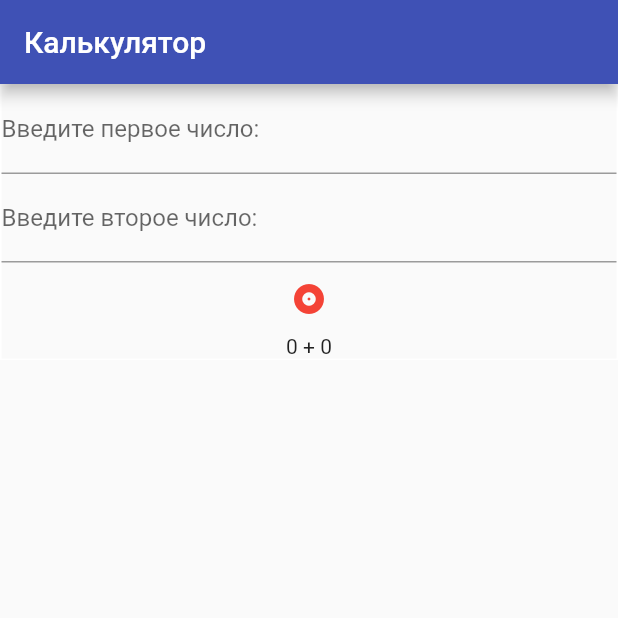
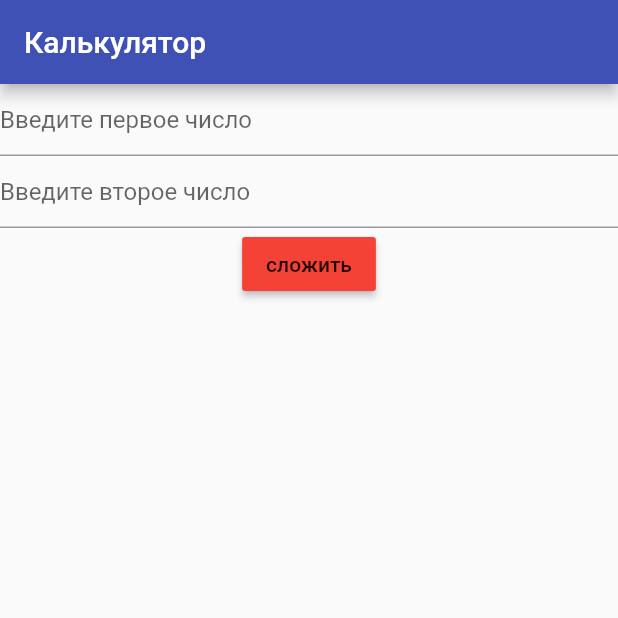
Before and after one commit to SetrakovAnton/FlutterStudy, a Flutter app: the screen it shows after launch, on a phone screen of 412 x 824 dp, the top half of it. Run offline on Flutter 3.47's test engine with Material 2 defaults, Android fonts, the phone set to English and light mode, and no system bars; Roboto replaces fonts that are missing (Georgia).

Commit message:
Добавил новый файл dart

```diff
--- a/lib/main.dart
+++ b/lib/main.dart
@@ -1,6 +1,5 @@
 import 'package:flutter/material.dart';
 import 'package:flutter/semantics.dart';
-import 'package:hello_world/pages/home_page.dart';
 
 void main() => runApp(MyApp());
 
@@ -19,7 +18,7 @@ class MyApp extends StatelessWidget {
         ),
         fontFamily: 'Georgia',
       ),
-      home: MainMenu(),
+      home: StateFul(),
     );
   }
 }
@@ -30,90 +29,58 @@ class StateFul extends StatefulWidget {
 }
 
 class Kalkulitor extends State<StateFul> {
+  String prov1;
+  String prov2;
+  var num1;
+  var num2;
+  var sum = 0;
   bool isTouched = false;
-  num num1 = 0;
-  num num2 = 0;
-  num sum = 0;
+
+  final TextEditingController num1Controller = TextEditingController();
+  final TextEditingController num2Controller = TextEditingController();
+
+  void sumButton({var numb1, var numb2}) {
+    setState(() {
+      this.num1 = int.parse(numb1);
+      this.num2 = int.parse(numb2);
+      sum = num1 + num2;
+      print(sum);
+    });
+  }
 
   @override
-  build(BuildContext context) {
-    return Center(
-      child: Container(
-        width: 500,
-        decoration: BoxDecoration(
-          border: Border.all(color: Colors.white),
-          //color: Colors.blue[200],
-        ),
-        child: Center(
+  Widget build(BuildContext context) {
+    return Scaffold(
+      appBar: AppBar(title: Text('Калькулятор')),
+      body: Center(
+        child: Container(
           child: Column(
             children: <Widget>[
+              TextField(
+                  controller: this.num1Controller,
+                  decoration:
+                      InputDecoration(hintText: 'Введите первое число')),
+              TextField(
+                  controller: this.num2Controller,
+                  decoration:
+                      InputDecoration(hintText: 'Введите второе число')),
               Container(
-                child: TextFormField(
-                    decoration:
-                        InputDecoration(labelText: 'Введите первое число:'),
-                    onSaved: (String value1) {
-                      num1 = int.parse(value1);
-                      sum += num1;
-                    }),
-              ),
-              Container(
-                child: TextFormField(
-                    decoration:
-                        InputDecoration(labelText: 'Введите второе число:'),
-                    onSaved: (String value2) {
-                      num2 = int.parse(value2);
-                      sum += num2;
-                    }),
-              ),
-              IconButton(
-                  color: Colors.red,
-                  icon:
-                      (isTouched ? Icon(Icons.add_circle) : Icon(Icons.album)),
-                  onPressed: playResult),
-              Text('$num1 + $num2'),
+                  child: RaisedButton(
+                      child: Text('сложить'),
+                      color: Colors.red,
+                      onPressed: () {
+                        sumButton(
+                          numb1: this.num1Controller.value,
+                          numb2: this.num2Controller.value,
+                        );
+                      })),
             ],
           ),
         ),
       ),
     );
   }
-
-  void playResult() {
-    setState(() {
-      if (isTouched) {
-        isTouched = false;
-      } else {
-        isTouched = true;
-        sum = num1 + num2;
-      }
-    });
-  }
-
-  num result() {
-    sum = num1 + num2;
-  }
 }
-
-class MainMenu extends StatelessWidget {
-  @override
-  Widget build(BuildContext context) {
-    return Scaffold(
-      appBar: AppBar(title: Text('Калькулятор')),
-      body: _Result(),
-    );
-  }
-}
-
-Widget _Result() => Container(
-      child: Column(
-        children: <Widget>[
-          //Num1Box(),
-          //Num2Box(),
-          //SizedBox(height: 50),
-          StateFul(),
-        ],
-      ),
-    );
 
 // class FavouriteWidget extends StatefulWidget {
 //   @override
--- a/lib/Калькулятор/Kalkulitor.dart
+++ /dev/null
@@ -1,2 +0,0 @@
-import 'package:flutter/material.dart';
-import 'package:flutter/semantics.dart';
```
